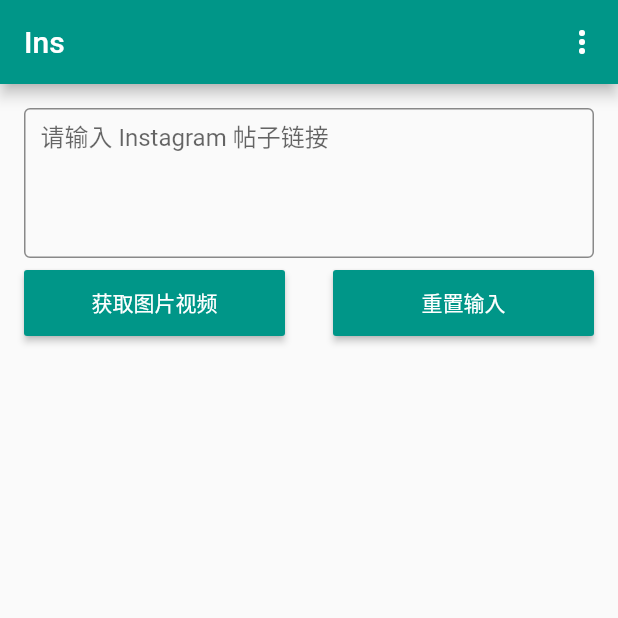
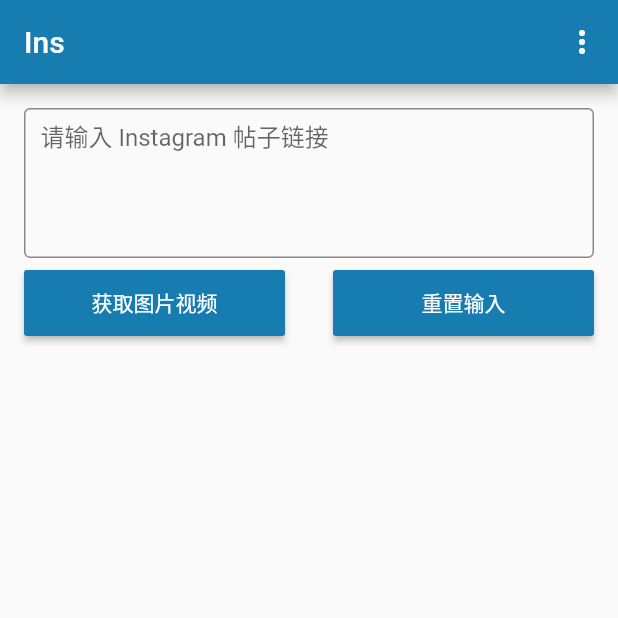
Before and after one commit to JosephusZhou/ins_download_flutter, a Flutter app: the screen it shows after launch, on a phone screen of 412 x 824 dp, the top half of it. Run offline on Flutter 3.47's test engine with Material 2 defaults, Android fonts, the phone set to English and light mode, and no system bars; our stand-ins replace permission_handler, toast; missing offline and left inert: image_saver.

Commit message:
功能：自定义 MaterialColor，使用中国传统颜色靛青作为主题色

```diff
--- /dev/null
+++ b/lib/constants.dart
@@ -0,0 +1,20 @@
+
+import 'package:flutter/material.dart';
+
+class Constants {
+  static const MaterialColor pColor = MaterialColor(
+    0xFF177cb0,
+    <int, Color>{
+      50: Color.fromRGBO(23, 124, 176, .1),
+      100: Color.fromRGBO(23, 124, 176, .2),
+      200: Color.fromRGBO(23, 124, 176, .3),
+      300: Color.fromRGBO(23, 124, 176, .4),
+      400: Color.fromRGBO(23, 124, 176, .5),
+      500: Color.fromRGBO(23, 124, 176, .6),
+      600: Color.fromRGBO(23, 124, 176, .7),
+      700: Color.fromRGBO(23, 124, 176, .8),
+      800: Color.fromRGBO(23, 124, 176, .9),
+      900: Color.fromRGBO(23, 124, 176, 1),
+    },
+  );
+}
--- a/lib/main.dart
+++ b/lib/main.dart
@@ -2,6 +2,7 @@
 
 import 'package:flutter/material.dart';
 import 'package:flutter/services.dart';
+import 'package:ins_download_flutter/constants.dart';
 
 import 'behavior/NoRippleBehavior.dart';
 import 'model/main/main_page.dart';
@@ -31,7 +32,7 @@
       },
       title: title,
       theme: ThemeData(
-        primarySwatch: Colors.teal,
+        primarySwatch: Constants.pColor,
       ),
       home: MainPage(title: title),
     );
--- a/lib/model/main/main_page.dart
+++ b/lib/model/main/main_page.dart
@@ -6,6 +6,8 @@
 import 'package:ins_download_flutter/util/InsUtil.dart';
 import 'package:ins_download_flutter/util/PermissionUtil.dart';
 import 'package:ins_download_flutter/util/ToastUtil.dart';
+
+import '../../constants.dart';
 
 // 主页
 class MainPage extends StatefulWidget {
@@ -137,7 +139,7 @@
                           }
                               : null,
                           textColor: Colors.white,
-                          color: Colors.teal,
+                          color: Constants.pColor,
                           disabledColor: Colors.grey,
                           disabledTextColor: Colors.white,
                           child: Text("下载"),
@@ -208,7 +210,7 @@
                   child: RaisedButton(
                     child: Text("获取图片视频"),
                     textColor: Colors.white,
-                    color: Colors.teal,
+                    color: Constants.pColor,
                     onPressed: _getInsData,
                   ),
                 ),
@@ -220,7 +222,7 @@
                   child: RaisedButton(
                     child: Text("重置输入"),
                     textColor: Colors.white,
-                    color: Colors.teal,
+                    color: Constants.pColor,
                     onPressed: _resetTextField,
                   ),
                 ),
```
